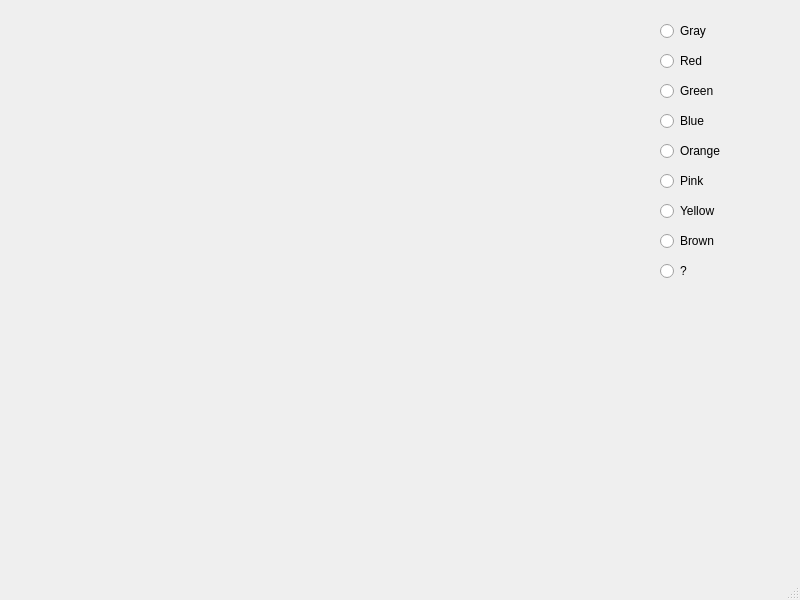
Above: GUI/mainwindow.ui from ProtVlad/ProjectModernCpp before the change. Below: the same form after it.
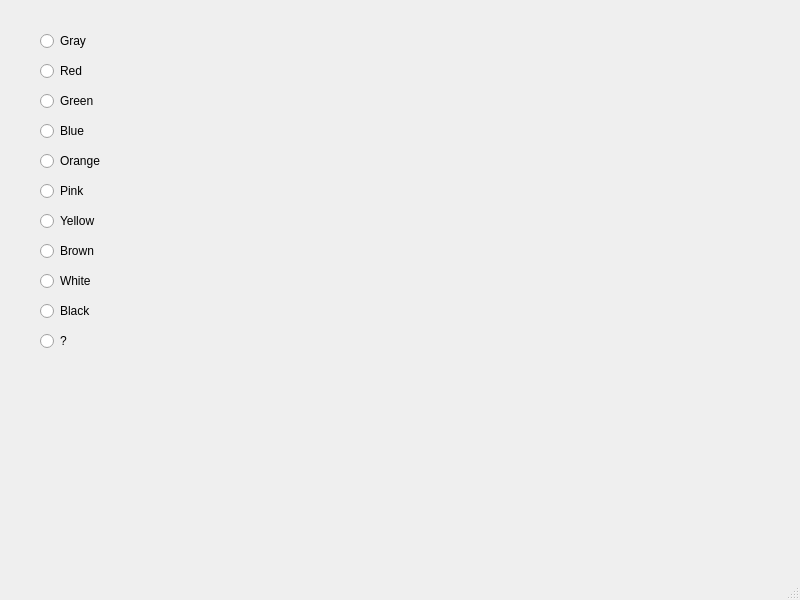
That is the form after the change.

Commit message: Added 2 colors and moved the buttons to make place for chat

The edit to the form file:
```diff
--- a/GUI/mainwindow.ui
+++ b/GUI/mainwindow.ui
@@ -17,8 +17,8 @@
    <widget class="QRadioButton" name="Red">
     <property name="geometry">
      <rect>
-      <x>660</x>
-      <y>50</y>
+      <x>40</x>
+      <y>60</y>
       <width>91</width>
       <height>22</height>
      </rect>
@@ -30,8 +30,8 @@
    <widget class="QRadioButton" name="Green">
     <property name="geometry">
      <rect>
-      <x>660</x>
-      <y>80</y>
+      <x>40</x>
+      <y>90</y>
       <width>91</width>
       <height>22</height>
      </rect>
@@ -43,8 +43,8 @@
    <widget class="QRadioButton" name="Blue">
     <property name="geometry">
      <rect>
-      <x>660</x>
-      <y>110</y>
+      <x>40</x>
+      <y>120</y>
       <width>91</width>
       <height>22</height>
      </rect>
@@ -56,8 +56,8 @@
    <widget class="QRadioButton" name="Orange">
     <property name="geometry">
      <rect>
-      <x>660</x>
-      <y>140</y>
+      <x>40</x>
+      <y>150</y>
       <width>91</width>
       <height>22</height>
      </rect>
@@ -69,8 +69,8 @@
    <widget class="QRadioButton" name="Pink">
     <property name="geometry">
      <rect>
-      <x>660</x>
-      <y>170</y>
+      <x>40</x>
+      <y>180</y>
       <width>91</width>
       <height>22</height>
      </rect>
@@ -82,8 +82,8 @@
    <widget class="QRadioButton" name="Yellow">
     <property name="geometry">
      <rect>
-      <x>660</x>
-      <y>200</y>
+      <x>40</x>
+      <y>210</y>
       <width>91</width>
       <height>22</height>
      </rect>
@@ -95,8 +95,8 @@
    <widget class="QRadioButton" name="Brown">
     <property name="geometry">
      <rect>
-      <x>660</x>
-      <y>230</y>
+      <x>40</x>
+      <y>240</y>
       <width>91</width>
       <height>22</height>
      </rect>
@@ -108,8 +108,8 @@
    <widget class="QRadioButton" name="Gray">
     <property name="geometry">
      <rect>
-      <x>660</x>
-      <y>20</y>
+      <x>40</x>
+      <y>30</y>
       <width>158</width>
       <height>22</height>
      </rect>
@@ -121,8 +121,8 @@
    <widget class="QRadioButton" name="Surprise">
     <property name="geometry">
      <rect>
-      <x>660</x>
-      <y>260</y>
+      <x>40</x>
+      <y>330</y>
       <width>91</width>
       <height>22</height>
      </rect>
@@ -131,6 +131,32 @@
      <string>?</string>
     </property>
    </widget>
+   <widget class="QRadioButton" name="White">
+    <property name="geometry">
+     <rect>
+      <x>40</x>
+      <y>270</y>
+      <width>91</width>
+      <height>22</height>
+     </rect>
+    </property>
+    <property name="text">
+     <string>White</string>
+    </property>
+   </widget>
+   <widget class="QRadioButton" name="Black">
+    <property name="geometry">
+     <rect>
+      <x>40</x>
+      <y>300</y>
+      <width>91</width>
+      <height>22</height>
+     </rect>
+    </property>
+    <property name="text">
+     <string>Black</string>
+    </property>
+   </widget>
   </widget>
   <widget class="QMenuBar" name="menubar">
    <property name="geometry">
```
The commit also changes 2 other files.
